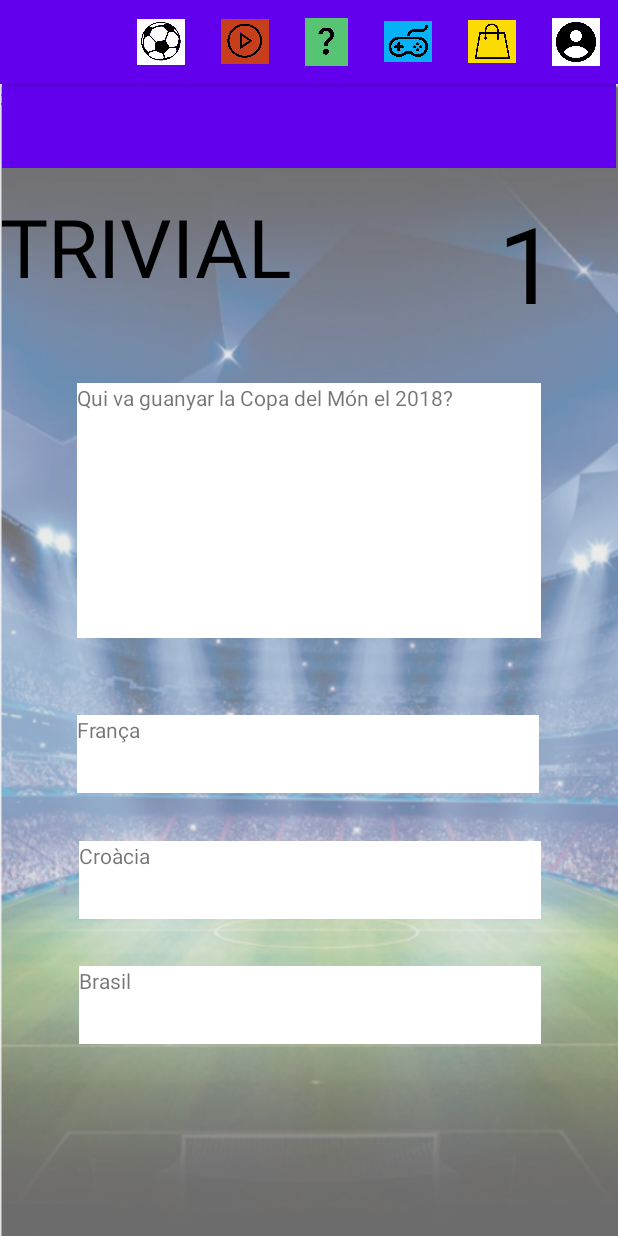
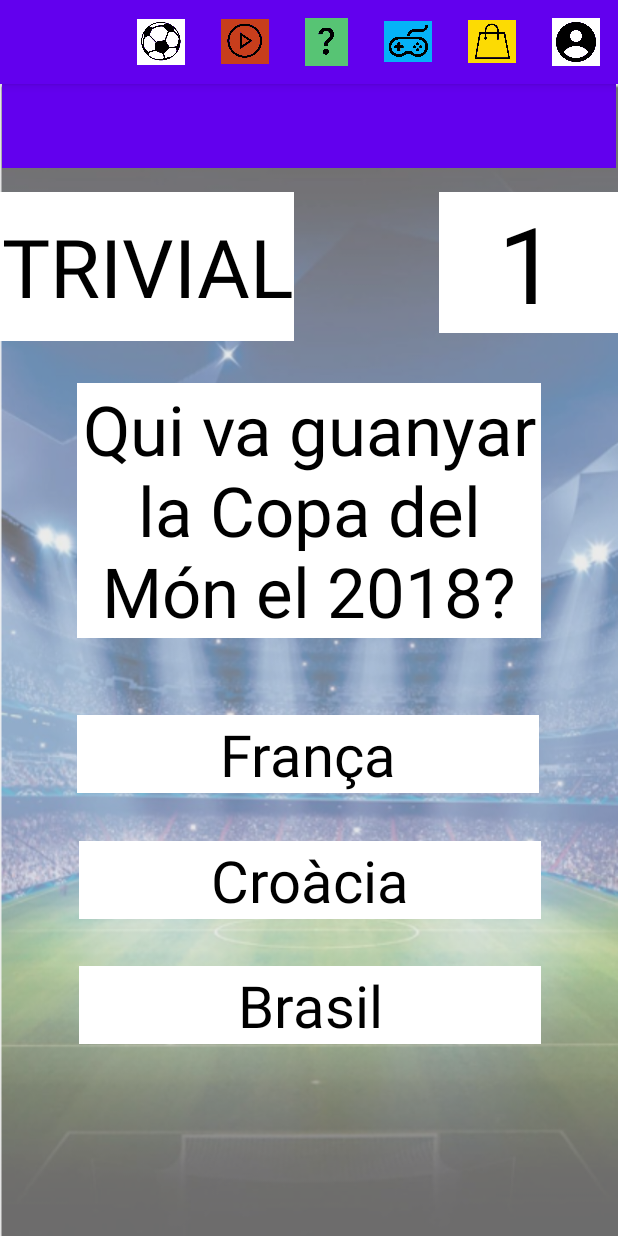
Before and after one commit to Manel0712/MasterFootball, an Android app: the trivial screen opened directly, with no data from a screen before it, on a phone screen of 412 x 824 dp. Run offline under Robolectric (Android 15) with nearby library versions, the phone set to English and light mode, and no system bars.

Commit message:
Fix trivial

```diff
--- a/app/src/main/res/layout/trivial.xml
+++ b/app/src/main/res/layout/trivial.xml
@@ -12,6 +12,8 @@
         android:layout_height="99dp"
         android:layout_marginTop="72dp"
         android:autoSizeTextType="uniform"
+        android:background="@color/white"
+        android:gravity="center"
         android:text="TRIVIAL"
         android:textColor="@color/black"
         app:layout_constraintStart_toStartOf="parent"
@@ -22,7 +24,10 @@
         android:layout_width="309dp"
         android:layout_height="170dp"
         android:layout_marginTop="28dp"
+        android:autoSizeTextType="uniform"
         android:background="@color/white"
+        android:gravity="center"
+        android:textColor="@color/black"
         app:layout_constraintEnd_toEndOf="parent"
         app:layout_constraintStart_toStartOf="parent"
         app:layout_constraintTop_toBottomOf="@+id/textView27" />
@@ -32,7 +37,10 @@
         android:layout_width="308dp"
         android:layout_height="52dp"
         android:layout_marginTop="51dp"
+        android:autoSizeTextType="uniform"
         android:background="@color/white"
+        android:gravity="center"
+        android:textColor="@color/black"
         app:layout_constraintEnd_toEndOf="parent"
         app:layout_constraintHorizontal_bias="0.495"
         app:layout_constraintStart_toStartOf="parent"
@@ -43,7 +51,10 @@
         android:layout_width="308dp"
         android:layout_height="52dp"
         android:layout_marginTop="32dp"
+        android:autoSizeTextType="uniform"
         android:background="@color/white"
+        android:gravity="center"
+        android:textColor="@color/black"
         app:layout_constraintEnd_toEndOf="parent"
         app:layout_constraintHorizontal_bias="0.504"
         app:layout_constraintStart_toStartOf="parent"
@@ -54,17 +65,14 @@
         android:layout_width="308dp"
         android:layout_height="52dp"
         android:layout_marginTop="31dp"
+        android:autoSizeTextType="uniform"
         android:background="@color/white"
+        android:gravity="center"
+        android:textColor="@color/black"
         app:layout_constraintEnd_toEndOf="parent"
         app:layout_constraintHorizontal_bias="0.504"
         app:layout_constraintStart_toStartOf="parent"
         app:layout_constraintTop_toBottomOf="@+id/trivialOpcio2" />
-
-    <TextView
-        android:id="@+id/textView28"
-        android:layout_width="wrap_content"
-        android:layout_height="wrap_content"
-        android:text="362211" />
 
     <androidx.appcompat.widget.Toolbar
         android:id="@+id/toolbar"
@@ -83,6 +91,7 @@
         android:layout_height="94dp"
         android:layout_marginTop="16dp"
         android:autoSizeTextType="uniform"
+        android:background="@color/white"
         android:gravity="center"
         android:text="1"
         android:textColor="@color/black"
```
